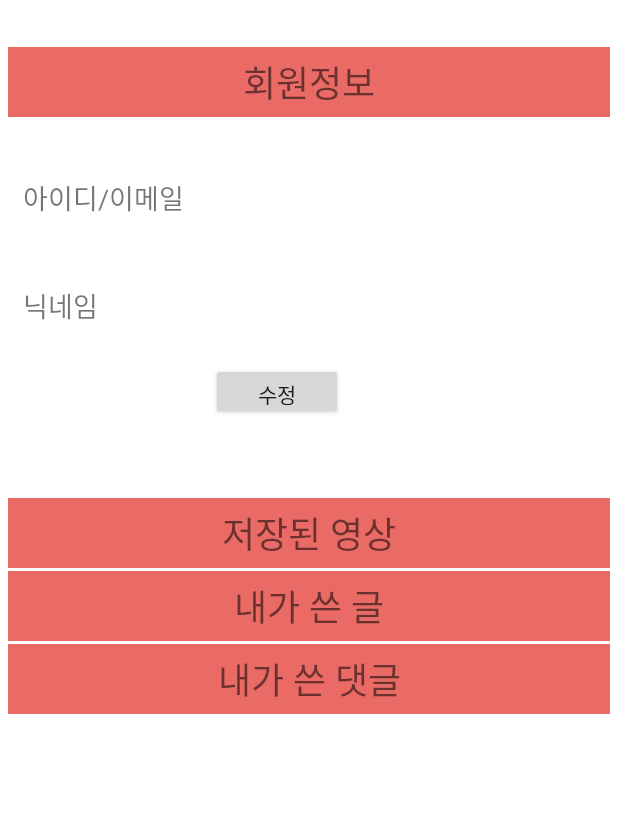
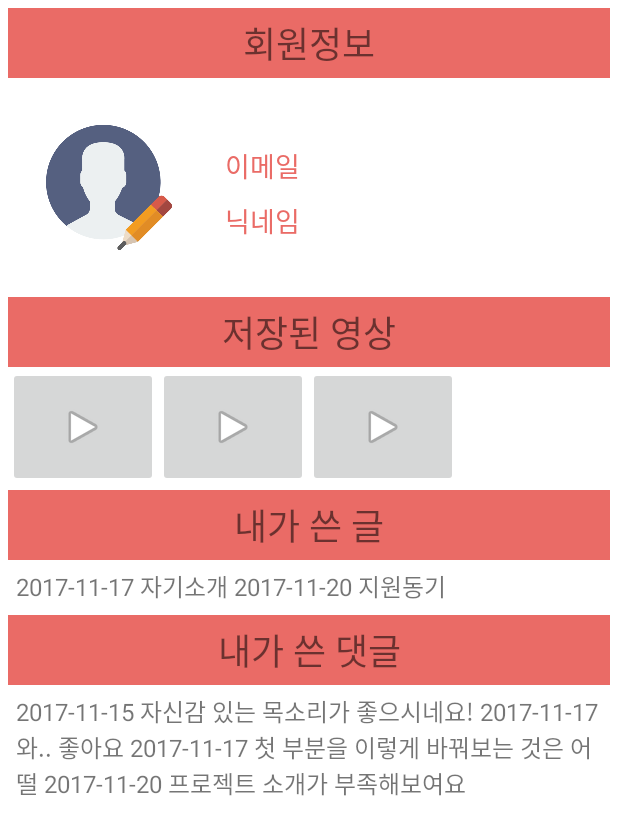
Before and after one commit to AjouUniv-SocialAppProject-2017/enterview, an Android app: the fragment MyPageFragment shown on its own in the app's theme, on a phone screen of 412 x 824 dp. Shown: the top 835 px of the screen. Run offline under Robolectric (Android 15) with nearby library versions, the phone set to English and light mode, and no system bars; 2 statements that could not run were skipped.

Commit message:
마이페이지 레이아웃 수정

```diff
--- a/MyApplication/app/src/main/res/layout/my_page.xml
+++ b/MyApplication/app/src/main/res/layout/my_page.xml
@@ -14,18 +14,19 @@
         android:layout_alignParentTop="true"
         android:orientation="horizontal"
         android:padding="5dip">
-        <LinearLayout
+
+        <RelativeLayout
             android:id="@+id/part1"
-            android:orientation="vertical"
             android:layout_width="match_parent"
-            android:layout_height="wrap_content">
+            android:layout_height="wrap_content"
+            android:orientation="vertical">
+
             <TextView
                 android:id="@+id/mypageTitle"
                 android:layout_width="match_parent"
                 android:layout_height="wrap_content"
                 android:layout_alignParentLeft="true"
                 android:layout_alignParentTop="true"
-            android:layout_marginTop="26dp"
                 android:background="@color/colorPrimary"
                 android:padding="5dip"
                 android:text="회원정보"
@@ -34,14 +35,16 @@
 
             <TextView
                 android:id="@+id/personalId"
-            android:layout_width="130dip"
+                android:layout_width="60dip"
                 android:layout_height="wrap_content"
-            android:layout_alignParentLeft="true"
-            android:layout_below="@+id/mypageTitle"
-            android:layout_marginLeft="10dip"
-            android:layout_marginRight="10dip"
-            android:layout_marginTop="40dp"
-            android:text="아이디/이메일"
+                android:layout_alignTop="@+id/update_btn"
+                android:layout_marginLeft="10dp"
+                android:layout_marginStart="10dp"
+                android:layout_marginTop="19dp"
+                android:layout_toEndOf="@+id/update_btn"
+                android:layout_toRightOf="@+id/update_btn"
+                android:text="이메일"
+                android:textColor="@color/colorPrimary"
                 android:textSize="18sp" />
 
             <TextView
@@ -57,69 +60,133 @@
                 android:textSize="18sp" />
 
             <TextView
-            android:id="@+id/personalNick"
-            android:layout_width="130dip"
-            android:layout_height="wrap_content"
-            android:layout_alignBaseline="@+id/personalNickContents"
-            android:layout_alignBottom="@+id/personalNickContents"
-            android:layout_alignParentLeft="true"
-            android:layout_marginLeft="10dip"
-            android:layout_marginRight="10dip"
-            android:text="닉네임"
-            android:textSize="18sp" />
-
-        <TextView
                 android:id="@+id/personalNickContents"
                 android:layout_width="wrap_content"
                 android:layout_height="wrap_content"
-            android:layout_below="@+id/personalIdContents"
-            android:layout_marginLeft="10dip"
-            android:layout_marginRight="10dip"
+                android:layout_alignBaseline="@+id/personalNick"
+                android:layout_alignBottom="@+id/personalNick"
+                android:layout_margin="10dip"
+                android:layout_marginTop="20dip"
                 android:layout_toRightOf="@+id/personalNick"
                 android:text=""
                 android:textSize="18sp" />
 
-            <Button
+            <ImageView
                 android:id="@+id/update_btn"
-                android:layout_width="wrap_content"
-                android:layout_height="38dp"
-                android:layout_alignBottom="@+id/mypageTitle"
-                android:layout_marginLeft="135dp"
-                android:text="수정" />
-        </LinearLayout>
+                android:layout_width="84dp"
+                android:layout_height="95dp"
+                android:layout_alignParentLeft="true"
+                android:layout_alignParentStart="true"
+                android:layout_below="@+id/mypageTitle"
+                android:layout_margin="25dp"
+                android:text="수정"
+                app:srcCompat="@drawable/user" />
+
+            <TextView
+                android:id="@+id/personalNick"
+                android:layout_width="60dip"
+                android:layout_height="wrap_content"
+                android:layout_alignLeft="@+id/personalId"
+                android:layout_alignStart="@+id/personalId"
+                android:layout_below="@+id/personalIdContents"
+                android:text="닉네임"
+                android:textColor="@color/colorPrimary"
+                android:textSize="18sp" />
+        </RelativeLayout>
+
+        <RelativeLayout
+            android:layout_width="match_parent"
+            android:layout_height="wrap_content"
+            android:layout_below="@+id/part1"
+            android:id="@+id/part2">
 
             <TextView
                 android:id="@+id/video"
                 android:layout_width="match_parent"
                 android:layout_height="wrap_content"
                 android:layout_alignParentLeft="true"
-            android:layout_below="@+id/part1"
-            android:layout_marginTop="52dp"
+                android:layout_alignParentStart="true"
+                android:layout_alignParentTop="true"
                 android:background="@color/colorPrimary"
                 android:padding="5dip"
                 android:text="저장된 영상"
                 android:textAlignment="center"
                 android:textSize="24sp" />
 
+
+            <GridLayout
+                android:layout_width="wrap_content"
+                android:layout_height="wrap_content"
+                android:layout_below="@+id/video">
+
+                <ImageButton
+                    android:id="@+id/imageButton4"
+                    android:layout_width="100dip"
+                    android:layout_height="80dip"
+                    app:srcCompat="@android:drawable/ic_media_play" />
+
+                <ImageButton
+                    android:id="@+id/imageButton3"
+                    android:layout_width="100dip"
+                    android:layout_height="80dip"
+                    app:srcCompat="@android:drawable/ic_media_play" />
+
+                <ImageButton
+                    android:id="@+id/imageButton2"
+                    android:layout_width="100dip"
+                    android:layout_height="80dip"
+                    android:layout_alignParentLeft="true"
+                    android:layout_alignParentStart="true"
+                    android:layout_alignParentTop="true"
+                    app:srcCompat="@android:drawable/ic_media_play" />
+            </GridLayout>
+
+
+
+        </RelativeLayout>
+
+
+        <RelativeLayout
+            android:layout_width="match_parent"
+            android:layout_height="wrap_content"
+            android:layout_below="@+id/part2"
+            android:id="@+id/part3">
             <TextView
                 android:id="@+id/myText"
                 android:layout_width="match_parent"
                 android:layout_height="wrap_content"
                 android:layout_alignParentLeft="true"
-            android:layout_below="@+id/video"
                 android:layout_marginTop="2dp"
                 android:background="@color/colorPrimary"
                 android:padding="5dip"
                 android:text="내가 쓴 글"
                 android:textAlignment="center"
                 android:textSize="24sp" />
+            <LinearLayout
+                android:layout_width="match_parent"
+                android:layout_height="wrap_content"
+                android:layout_below="@id/myText"
+                android:padding="5dip">
+                <TextView
+                    android:layout_width="match_parent"
+                    android:layout_height="wrap_content"
+                    android:text="2017-11-17 자기소개
+2017-11-20 지원동기"
+                    android:textSize="16sp"/>
+            </LinearLayout>
+        </RelativeLayout>
+
+        <RelativeLayout
+            android:layout_width="match_parent"
+            android:layout_height="wrap_content"
+            android:layout_below="@+id/part3"
+            android:id="@+id/part4">
 
         <TextView
             android:id="@+id/myComment"
             android:layout_width="match_parent"
             android:layout_height="wrap_content"
             android:layout_alignParentLeft="true"
-            android:layout_below="@+id/myText"
             android:layout_marginTop="2dp"
             android:background="@color/colorPrimary"
             android:padding="5dip"
@@ -127,9 +194,23 @@
             android:textAlignment="center"
             android:textSize="24sp" />
 
+            <LinearLayout
+                android:layout_width="match_parent"
+                android:layout_height="wrap_content"
+                android:layout_below="@id/myComment"
+                android:padding="5dip">
+                <TextView
+                    android:layout_width="match_parent"
+                    android:layout_height="wrap_content"
+                    android:text="2017-11-15 자신감 있는 목소리가 좋으시네요!
+2017-11-17 와.. 좋아요
+2017-11-17 첫 부분을 이렇게 바꿔보는 것은 어떨
+2017-11-20 프로젝트 소개가 부족해보여요"
+                    android:textSize="16sp"/>
+            </LinearLayout>
 
+        </RelativeLayout>
     </RelativeLayout>
 
 
-
 </RelativeLayout>
```
Also changed, not shown: MyApplication/app/src/main/res/drawable/user.png (added). Lines whose indentation alone changed are shown as unchanged.
